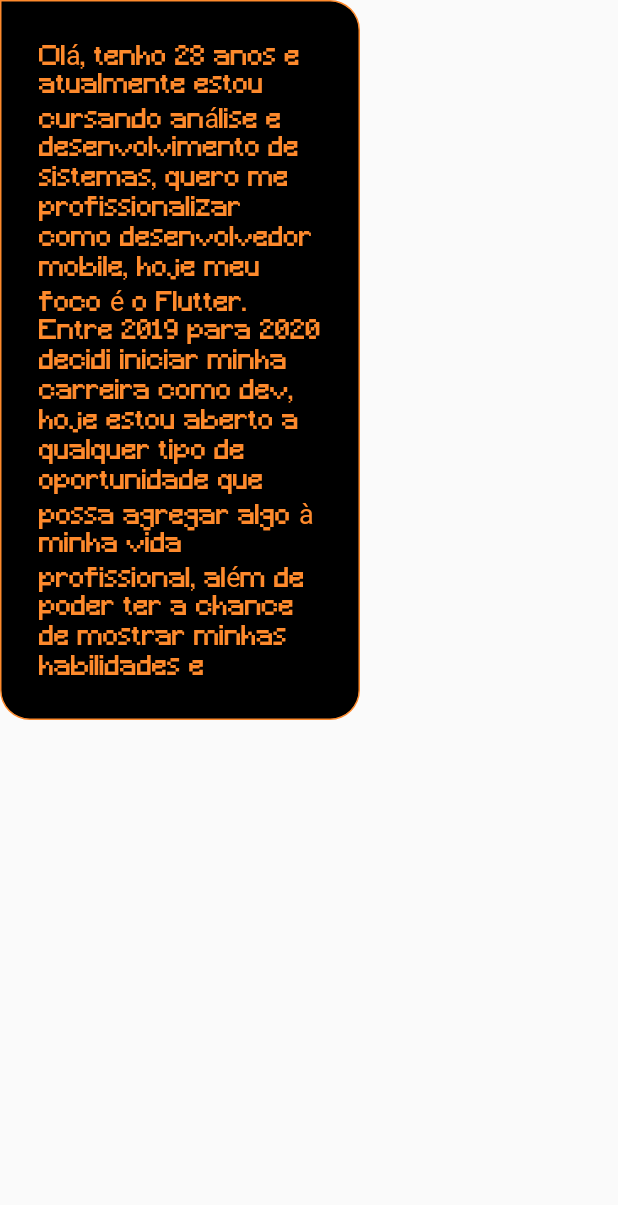
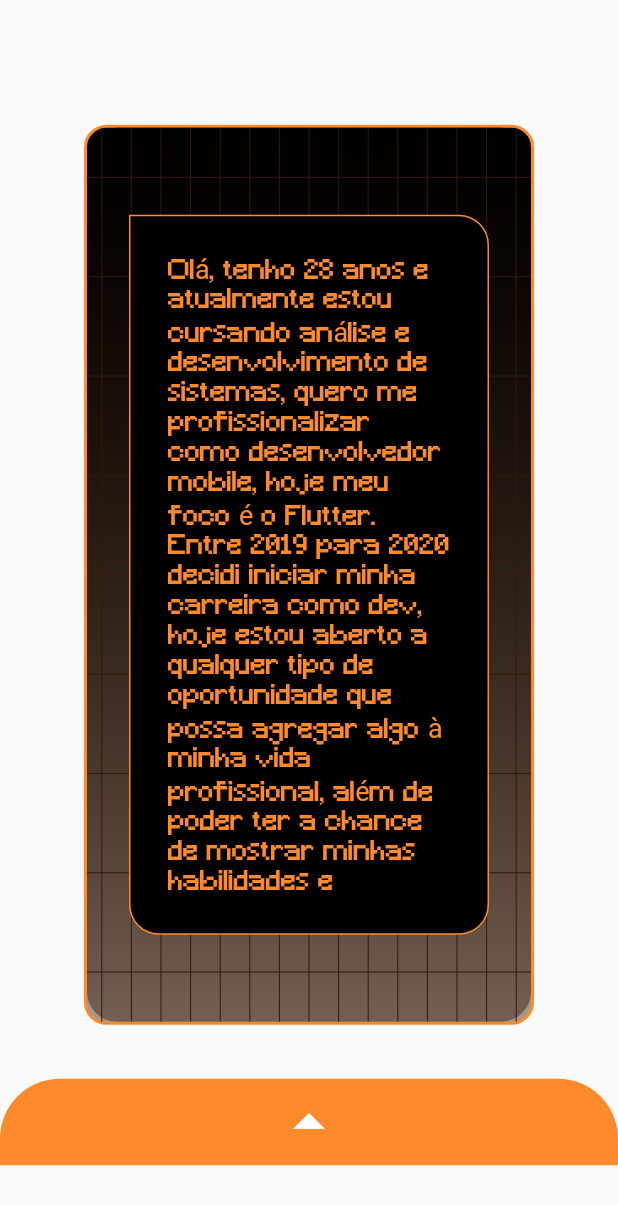
Before and after one commit to lucasbustamante/Profile_Online, a Flutter app: the HomeMobile widget shown alone on an empty page, opened directly, on a phone screen of 412 x 824 dp. Shown: the top 1205 px of the screen. Run offline on Flutter 3.47's test engine with Material 2 defaults, Android fonts, the phone set to English and light mode, and no system bars; drawn by our look-alikes of animated_text_kit; network calls fail.

Commit message:
ajustando modo mobile

```diff
--- a/lib/main.dart
+++ b/lib/main.dart
@@ -1,6 +1,6 @@
 import 'package:flutter/material.dart';
 
-import 'home.dart';
+import 'view/home.dart';
 import 'view/desktop/click_page_desktop.dart';
 
 void main(){
--- a/lib/view/infos.dart
+++ b/lib/view/infos.dart
@@ -12,9 +12,7 @@ class Infos extends StatelessWidget {
 
   @override
   Widget build(BuildContext context) {
-    return Padding(
-      padding: const EdgeInsets.only(left: 40),
-      child: Stack(
+    return Stack(
       children: [Container(
         height: 320,
         width: 200,
@@ -54,7 +52,6 @@ class Infos extends StatelessWidget {
           ),
         )
       ]
-      ),
     );
   }
 }
--- a/lib/view/mobile/home_mobile.dart
+++ b/lib/view/mobile/home_mobile.dart
@@ -1,8 +1,13 @@
 import 'package:animated_text_kit/animated_text_kit.dart';
 import 'package:flutter/material.dart';
+import 'package:flutter_web_site/view/mobile/view_profile.dart';
 
 import '../../colors/colors.dart';
 import '../../constants.dart';
+import '../../model/buttons.dart';
+import '../../model/liners.dart';
+import '../infos.dart';
+import '../photo.dart';
 
 class HomeMobile extends StatefulWidget {
   const HomeMobile({Key? key}) : super(key: key);
@@ -14,8 +19,33 @@ class HomeMobile extends StatefulWidget {
 class _HomeMobileState extends State<HomeMobile> {
   @override
   Widget build(BuildContext context) {
-    return Column(
+    return Column(mainAxisAlignment: MainAxisAlignment.center,
         children: [
+          Padding(
+            padding: const EdgeInsets.symmetric(horizontal: 24, vertical: 36),
+            child: Container(
+                height: 600,
+                width: 300,
+                decoration: BoxDecoration(
+                  gradient: LinearGradient(
+                      begin: Alignment.topCenter, end: Alignment.bottomCenter,
+                      colors: [Colors.black, kUnderBackground2]) ,
+                  borderRadius: BorderRadius.circular(15),
+                  border: Border.all(width: 2,
+                      color: kPrimaryColor
+                  ),
+                ),
+                child: Stack(
+                  children: [
+                    Liners(),
+                    Center(
+                        child: Container(
+                          width: 480,
+                          child: Column(
+                            mainAxisAlignment: MainAxisAlignment.center,
+                            crossAxisAlignment: CrossAxisAlignment.center,
+                            children: [
+
                               Container(
                                 height: 480,
                                 width: 240,
@@ -29,6 +59,7 @@ class _HomeMobileState extends State<HomeMobile> {
                                 ),
                                 child: Padding(
                                   padding: const EdgeInsets.all(25),
+                                  child: SingleChildScrollView(
                                     child: SizedBox(
                                       child: DefaultTextStyle(
                                         style: const TextStyle(
@@ -46,6 +77,17 @@ class _HomeMobileState extends State<HomeMobile> {
                                     ),
                                   ),
                                 ),
+                              ),
+                            ],
+                          ),
+                        )
+                    )
+                  ],
+                )
+
+            ),
+          ),
+          ButtonView()
         ],
     );
   }
--- /dev/null
+++ b/lib/view/mobile/view_profile.dart
@@ -0,0 +1,47 @@
+import 'package:flutter/material.dart';
+import 'package:flutter_web_site/constants.dart';
+import 'package:flutter_web_site/view/infos.dart';
+import '../../colors/colors.dart';
+import '../photo.dart';
+
+class ButtonView extends StatefulWidget {
+  const ButtonView({Key? key}) : super(key: key);
+
+  @override
+  State<ButtonView> createState() => _ButtonViewState();
+}
+
+class _ButtonViewState extends State<ButtonView> {
+  @override
+  Widget build(BuildContext context) {
+    return GestureDetector(
+      onTap: (){
+        setState(() {
+          showModalBottomSheet(
+              isScrollControlled: true,
+              barrierColor: Colors.transparent,
+              backgroundColor: Color(0xCF000000),
+              context: context, builder: (BuildContext context){
+            return Column(mainAxisAlignment: MainAxisAlignment.center,
+              crossAxisAlignment: CrossAxisAlignment.center,
+              children: [
+                Photo(),
+                Infos(Nome,Idade, Cidade)
+              ],
+            );
+          });
+        });
+      },
+      child: Container(
+        height: MediaQuery.of(context).size.height*0.07,
+        decoration: BoxDecoration(
+          borderRadius: BorderRadius.vertical(top: Radius.circular(40)),
+          color: kPrimaryColor,
+        ),
+        child: Center(
+          child: Icon(Icons.arrow_drop_up_sharp, color: Colors.white, size: 50,),
+        ),
+      ),
+    );
+  }
+}
--- a/lib/view/photo.dart
+++ b/lib/view/photo.dart
@@ -8,11 +8,8 @@ class Photo extends StatelessWidget {
   @override
   Widget build(BuildContext context) {
 
-    var heightSize = MediaQuery.of(context).size.height*0.08;
-    var widthSize = MediaQuery.of(context).size.width*0.08;
-
     return Padding(
-      padding: const EdgeInsets.only(left: 40, bottom: 30),
+      padding: const EdgeInsets.only(bottom: 30),
       child: SizedBox(height: 200,
         width: 200,
         child: Container(
```
Also changed, not shown: lib/view/loading.dart (+21 -3 lines), lib/view/home.dart (renamed from lib/home.dart). Lines whose indentation alone changed are shown as unchanged.
